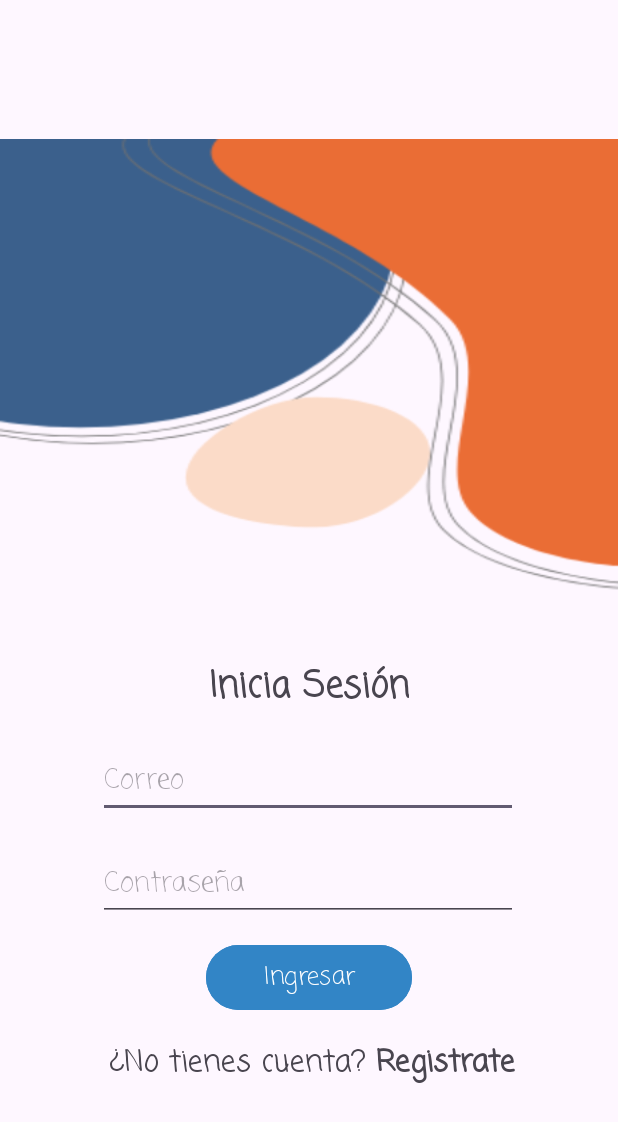
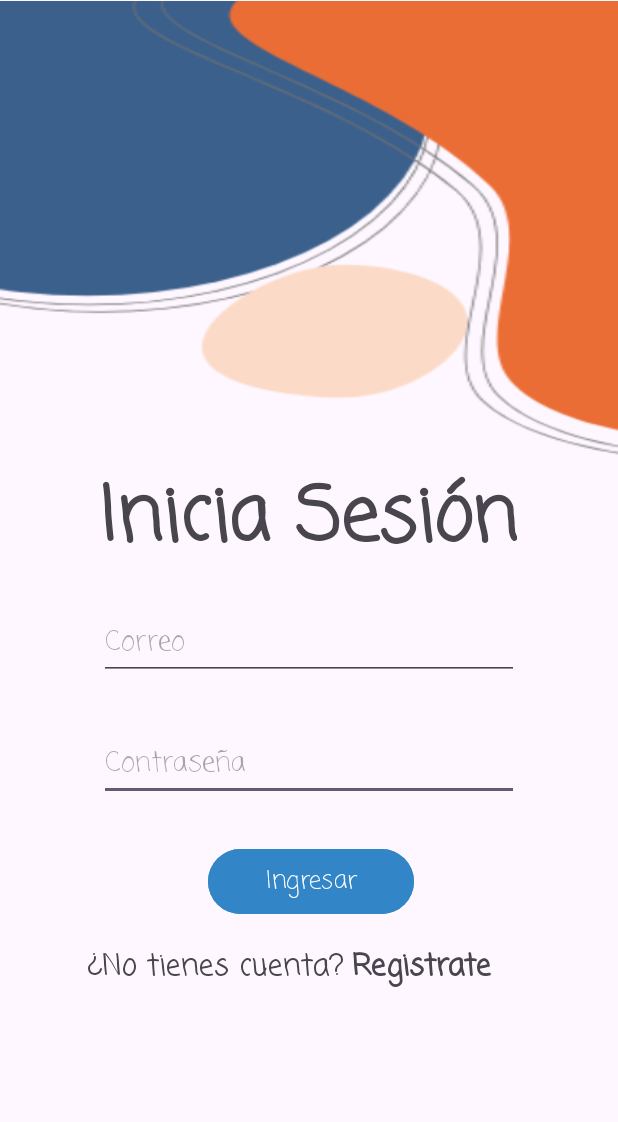
Before and after one commit to gabyceci/CRUD_Gabriela, an Android app: the IniciarSesion screen opened directly, with no data from a screen before it, on a phone screen of 412 x 824 dp. Shown: the top 1122 px of the screen. Run offline under Robolectric (Android 15) with nearby library versions, the phone set to English and light mode, and no system bars.

Commit message:
ahora si ultimo

```diff
--- a/app/src/main/java/RecyclerViewHelpers/Adaptador.kt
+++ b/app/src/main/java/RecyclerViewHelpers/Adaptador.kt
@@ -108,14 +108,14 @@ class Adaptador(var Datos: List<tickets>):RecyclerView.Adapter<ViewHolder>() {
             val context = holder.itemView.context
 
             val builder = AlertDialog.Builder(context)
-            builder.setTitle("Actualizar")
+            builder.setTitle("Actualizar Estado")
 
             val cuadroTexto = EditText(context)
             cuadroTexto.setHint(producto.EstadoTicket)
             builder.setView(cuadroTexto)
 
 
-            builder.setPositiveButton("Actualizar"){
+            builder.setPositiveButton("Confirmar"){
                     dialog, wich ->
                 editarProducto(cuadroTexto.text.toString(), producto.UUID_NumeroTicket)
             }
--- a/app/src/main/res/layout/activity_iniciar_sesion.xml
+++ b/app/src/main/res/layout/activity_iniciar_sesion.xml
@@ -9,48 +9,21 @@
 
     <FrameLayout
         android:id="@+id/frameLayout"
-        android:layout_width="412dp"
-        android:layout_height="307dp"
-        android:layout_marginBottom="424dp"
+        android:layout_width="448dp"
+        android:layout_height="314dp"
         android:background="@drawable/fondo"
         app:layout_constraintBottom_toBottomOf="parent"
-        app:layout_constraintStart_toStartOf="parent">
+        app:layout_constraintStart_toStartOf="parent"
+        app:layout_constraintTop_toTopOf="parent"
+        app:layout_constraintVertical_bias="0.001">
 
     </FrameLayout>
-
-    <TextView
-        android:id="@+id/textView3"
-        android:layout_width="wrap_content"
-        android:layout_height="wrap_content"
-        android:layout_marginBottom="20dp"
-        android:fontFamily="casual"
-        android:text="Inicia Sesión"
-        android:textSize="24sp"
-        android:textStyle="bold"
-        app:layout_constraintBottom_toTopOf="@+id/txtCorreoI"
-        app:layout_constraintEnd_toEndOf="parent"
-        app:layout_constraintStart_toStartOf="parent" />
-
-    <EditText
-        android:id="@+id/txtCorreoI"
-        android:layout_width="wrap_content"
-        android:layout_height="wrap_content"
-        android:layout_marginBottom="20dp"
-        android:ems="10"
-        android:fontFamily="casual"
-        android:hint="Correo"
-        android:inputType="text"
-        android:textSize="18sp"
-        app:layout_constraintBottom_toTopOf="@+id/txtContrasenaI"
-        app:layout_constraintEnd_toEndOf="parent"
-        app:layout_constraintHorizontal_bias="0.496"
-        app:layout_constraintStart_toStartOf="parent" />
 
     <EditText
         android:id="@+id/txtContrasenaI"
         android:layout_width="wrap_content"
         android:layout_height="wrap_content"
-        android:layout_marginBottom="12dp"
+        android:layout_marginBottom="28dp"
         android:ems="10"
         android:fontFamily="casual"
         android:hint="Contraseña"
@@ -58,8 +31,20 @@
         android:textSize="18sp"
         app:layout_constraintBottom_toTopOf="@+id/btnIngresar"
         app:layout_constraintEnd_toEndOf="parent"
-        app:layout_constraintHorizontal_bias="0.496"
         app:layout_constraintStart_toStartOf="parent" />
+
+    <TextView
+        android:id="@+id/txtRegistrate"
+        android:layout_width="wrap_content"
+        android:layout_height="wrap_content"
+        android:layout_marginEnd="84dp"
+        android:layout_marginBottom="164dp"
+        android:fontFamily="casual"
+        android:text="Registrate"
+        android:textSize="20sp"
+        android:textStyle="bold"
+        app:layout_constraintBottom_toBottomOf="parent"
+        app:layout_constraintEnd_toEndOf="parent" />
 
     <Button
         android:id="@+id/btnIngresar"
@@ -72,32 +57,48 @@
         android:textSize="16sp"
         app:layout_constraintBottom_toTopOf="@+id/textView4"
         app:layout_constraintEnd_toEndOf="parent"
+        app:layout_constraintHorizontal_bias="0.504"
         app:layout_constraintStart_toStartOf="parent" />
 
     <TextView
         android:id="@+id/textView4"
         android:layout_width="wrap_content"
         android:layout_height="wrap_content"
-        android:layout_marginBottom="100dp"
+        android:layout_marginBottom="164dp"
         android:fontFamily="casual"
         android:text="¿No tienes cuenta?"
         android:textSize="20sp"
         app:layout_constraintBottom_toBottomOf="parent"
         app:layout_constraintEnd_toStartOf="@+id/txtRegistrate"
-        app:layout_constraintHorizontal_bias="0.918"
+        app:layout_constraintHorizontal_bias="0.912"
+        app:layout_constraintStart_toStartOf="parent" />
+
+    <EditText
+        android:id="@+id/txtCorreoI"
+        android:layout_width="wrap_content"
+        android:layout_height="wrap_content"
+        android:layout_marginBottom="32dp"
+        android:ems="10"
+        android:fontFamily="casual"
+        android:hint="Correo"
+        android:inputType="text"
+        android:textSize="18sp"
+        app:layout_constraintBottom_toTopOf="@+id/txtContrasenaI"
+        app:layout_constraintEnd_toEndOf="parent"
         app:layout_constraintStart_toStartOf="parent" />
 
     <TextView
-        android:id="@+id/txtRegistrate"
+        android:id="@+id/textView3"
         android:layout_width="wrap_content"
         android:layout_height="wrap_content"
-        android:layout_marginEnd="68dp"
-        android:layout_marginBottom="100dp"
+        android:layout_marginBottom="20dp"
         android:fontFamily="casual"
-        android:text="Registrate"
-        android:textSize="20sp"
+        android:text="Inicia Sesión"
+        android:textSize="50sp"
         android:textStyle="bold"
-        app:layout_constraintBottom_toBottomOf="parent"
-        app:layout_constraintEnd_toEndOf="parent" />
+        app:layout_constraintBottom_toTopOf="@+id/txtCorreoI"
+        app:layout_constraintEnd_toEndOf="parent"
+        app:layout_constraintHorizontal_bias="0.497"
+        app:layout_constraintStart_toStartOf="parent" />
 
 </androidx.constraintlayout.widget.ConstraintLayout>
```
Also changed, not shown: app/src/main/java/gabriela/arevalo/perfil2_crud/CrearTicket.kt (+9 -0 lines), app/src/main/java/gabriela/arevalo/perfil2_crud/Tickets.kt (+9 -0 lines), app/src/main/java/gabriela/arevalo/perfil2_crud/VerTickets.kt (+10 -0 lines), app/src/main/res/layout/activity_crear_ticket.xml (+11 -0 lines), app/src/main/res/layout/activity_registrarse.xml (+15 -12 lines), app/src/main/res/layout/activity_tickets.xml (+12 -1 lines), app/src/main/res/layout/activity_ver_tickets.xml (+11 -0 lines), app/src/main/res/drawable/flecha.png (added).
